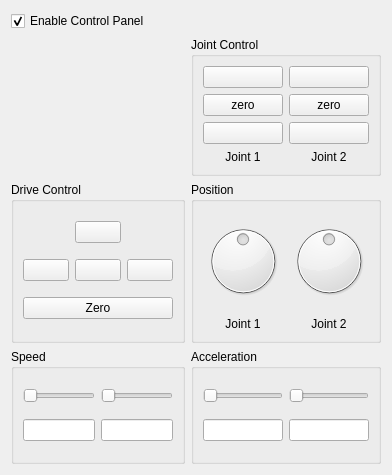
First picture: the form in controlpanel.ui, repository harrishancock/QtBaroboLink, before the edit.
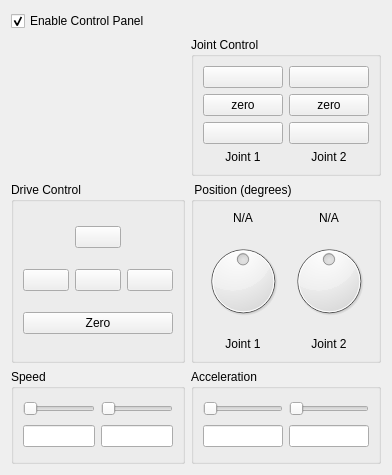
Second picture: the form after the edit. Icons and pictures are not drawn.

Commit message: Added angle label to positions

The edit to the form file:
```diff
--- a/controlpanel.ui
+++ b/controlpanel.ui
@@ -264,13 +264,13 @@
       <string notr="true"/>
      </property>
      <property name="title">
-      <string>Position</string>
+      <string> Position (degrees)</string>
      </property>
      <property name="flat">
       <bool>false</bool>
      </property>
      <layout class="QGridLayout" name="gridLayout_2">
-      <item row="0" column="0">
+      <item row="1" column="0">
        <widget class="QDial" name="dial_j1">
         <property name="minimum">
          <number>-180</number>
@@ -283,7 +283,7 @@
         </property>
        </widget>
       </item>
-      <item row="0" column="1">
+      <item row="1" column="1">
        <widget class="QDial" name="dial_j2">
         <property name="minimum">
          <number>-180</number>
@@ -296,7 +296,7 @@
         </property>
        </widget>
       </item>
-      <item row="1" column="0">
+      <item row="2" column="0">
        <widget class="QLabel" name="label_4">
         <property name="text">
          <string>Joint 1</string>
@@ -306,7 +306,7 @@
         </property>
        </widget>
       </item>
-      <item row="1" column="1">
+      <item row="2" column="1">
        <widget class="QLabel" name="label_j2b">
         <property name="text">
          <string>Joint 2</string>
@@ -316,6 +316,26 @@
         </property>
        </widget>
       </item>
+      <item row="0" column="0">
+       <widget class="QLabel" name="label_j1_angle">
+        <property name="text">
+         <string>N/A</string>
+        </property>
+        <property name="alignment">
+         <set>Qt::AlignCenter</set>
+        </property>
+       </widget>
+      </item>
+      <item row="0" column="1">
+       <widget class="QLabel" name="label_j2_angle">
+        <property name="text">
+         <string>N/A</string>
+        </property>
+        <property name="alignment">
+         <set>Qt::AlignCenter</set>
+        </property>
+       </widget>
+      </item>
      </layout>
     </widget>
    </item>
```
The commit also changes 6 other files.
